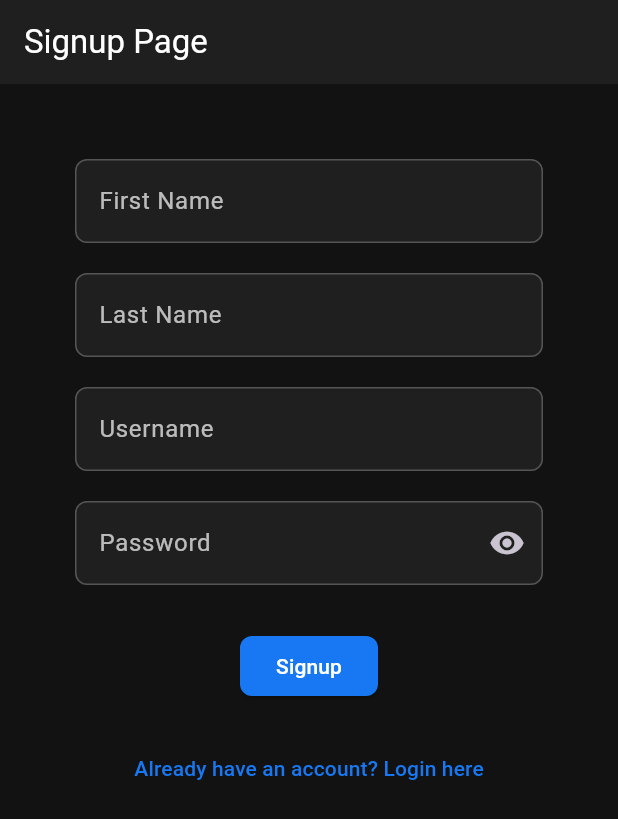
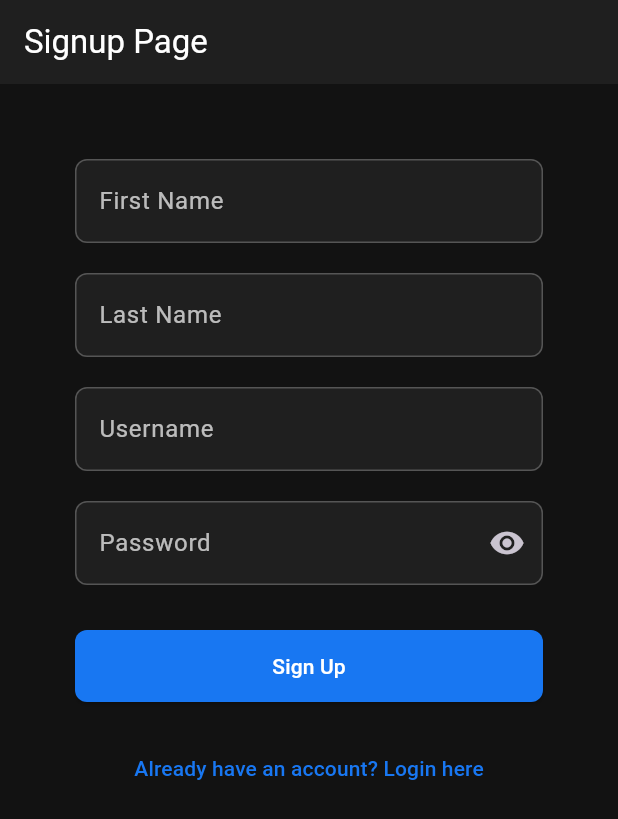
Before and after one commit to JObillo/music_app_with_login, a Flutter app: the screen it shows after launch, after a tap on "Don't have an account? Sign up", on a phone screen of 412 x 824 dp. Shown: the top 819 px of the screen. Run offline on Flutter 3.47's test engine with Material 3 defaults, Android fonts, the phone set to English and light mode, and no system bars; our stand-ins replace audioplayers, cloud_firestore, device_preview, firebase_auth, firebase_core, google_sign_in; missing offline and left inert: bcrypt; accounts and stored records are empty.

Commit message:
complete lab 7 i think

```diff
--- a/lib/login.dart
+++ b/lib/login.dart
@@ -3,6 +3,7 @@ import 'package:cloud_firestore/cloud_firestore.dart';
 import 'package:firebase_auth/firebase_auth.dart';
 import 'package:google_sign_in/google_sign_in.dart';
 import 'package:bcrypt/bcrypt.dart';
+import 'package:http/http.dart' as http;
 import 'navigation/home_page.dart';
 
 class LoginPage extends StatefulWidget {
@@ -19,13 +20,13 @@ class _LoginPageState extends State<LoginPage> {
   final FocusNode usernameFocus = FocusNode();
   final FocusNode passwordFocus = FocusNode();
 
-  bool _isLoading = false;
+  bool _isLoading = false; // username/password
+  bool _googleLoading = false; // google sign-in
   bool _obscurePassword = true;
 
   final FirebaseAuth _auth = FirebaseAuth.instance;
   final FirebaseFirestore _firestore = FirebaseFirestore.instance;
 
-  // Google Sign-In
   final GoogleSignIn _googleSignIn = GoogleSignIn(scopes: ['email']);
 
   // =========================
@@ -36,6 +37,7 @@ class _LoginPageState extends State<LoginPage> {
     final password = passwordController.text.trim();
 
     if (username.isEmpty || password.isEmpty) {
+      if (!mounted) return;
       ScaffoldMessenger.of(context).showSnackBar(
         const SnackBar(
           content: Text("Please enter username and password."),
@@ -48,7 +50,6 @@ class _LoginPageState extends State<LoginPage> {
     setState(() => _isLoading = true);
 
     try {
-      // Find user by username
       final query = await _firestore
           .collection('users')
           .where('username', isEqualTo: username)
@@ -60,14 +61,9 @@ class _LoginPageState extends State<LoginPage> {
       final data = query.docs.first.data();
       final storedHash = data['password'].toString();
 
-      bool isPasswordCorrect;
-      if (storedHash.startsWith(r'$2b$') || storedHash.startsWith(r'$2a$')) {
-        // bcrypt hashed
-        isPasswordCorrect = BCrypt.checkpw(password, storedHash);
-      } else {
-        // plain text (old)
-        isPasswordCorrect = password == storedHash;
-      }
+      final isPasswordCorrect = storedHash.startsWith(r'$2')
+          ? BCrypt.checkpw(password, storedHash)
+          : password == storedHash;
 
       if (!isPasswordCorrect) throw "Wrong password";
 
@@ -75,10 +71,7 @@ class _LoginPageState extends State<LoginPage> {
 
       ScaffoldMessenger.of(context).showSnackBar(
         SnackBar(
-          content: Text(
-            'Welcome back, ${data['firstname']}!',
-            style: const TextStyle(color: Colors.white),
-          ),
+          content: Text('Welcome back, ${data['firstname']}!'),
           backgroundColor: Colors.green,
         ),
       );
@@ -113,9 +106,11 @@ class _LoginPageState extends State<LoginPage> {
   // GOOGLE SIGN-IN
   // =========================
   Future<void> loginWithGoogle() async {
+    setState(() => _googleLoading = true);
+
     try {
       final googleUser = await _googleSignIn.signIn();
-      if (googleUser == null) return; // user canceled
+      if (googleUser == null) return;
 
       final googleAuth = await googleUser.authentication;
 
@@ -128,7 +123,6 @@ class _LoginPageState extends State<LoginPage> {
       final user = userCredential.user;
       if (user == null) return;
 
-      // Save Google user in Firestore if new
       final userRef = _firestore.collection('users').doc(user.uid);
 
       if (!(await userRef.get()).exists) {
@@ -142,24 +136,62 @@ class _LoginPageState extends State<LoginPage> {
         });
       }
 
+      // USER TOKEN RETRIEVAL
+      final token = await user.getIdToken();
+      debugPrint('Firebase User Token: $token');
+
+      // API INTEGRATION
+      if (token != null) {
+        await callProtectedApi(token);
+      }
+
       if (!mounted) return;
 
+      ScaffoldMessenger.of(context).showSnackBar(
+        SnackBar(
+          content: Text(
+            'Welcome, ${user.displayName?.split(' ').first ?? 'User'}!',
+          ),
+          backgroundColor: Colors.green,
+        ),
+      );
+
+      Future.delayed(const Duration(seconds: 1), () {
+        if (!mounted) return;
         Navigator.pushReplacement(
           context,
           MaterialPageRoute(
             builder: (_) => HomePage(
               firstname: user.displayName?.split(' ').first ?? 'Google',
-            lastname: user.displayName?.split(' ').skip(1).join(' ') ?? 'User',
+              lastname:
+                  user.displayName?.split(' ').skip(1).join(' ') ?? 'User',
               username: user.email ?? '',
+              email: user.email,
+              photoUrl: user.photoURL,
             ),
           ),
         );
+      });
     } catch (e) {
       if (!mounted) return;
       ScaffoldMessenger.of(
         context,
       ).showSnackBar(SnackBar(content: Text("Google Sign-In Failed: $e")));
+    } finally {
+      if (mounted) setState(() => _googleLoading = false);
     }
+  }
+
+  // =========================
+  // API FUNCTION
+  // =========================
+  Future<void> callProtectedApi(String token) async {
+    final response = await http.get(
+      Uri.parse('https://jsonplaceholder.typicode.com/posts/1'),
+      headers: {'Authorization': 'Bearer $token'},
+    );
+
+    debugPrint(response.body);
   }
 
   void hideKeyboard() => FocusScope.of(context).unfocus();
@@ -170,31 +202,25 @@ class _LoginPageState extends State<LoginPage> {
       appBar: AppBar(title: const Text("Login Page")),
       body: GestureDetector(
         onTap: hideKeyboard,
-        behavior: HitTestBehavior.opaque,
         child: SingleChildScrollView(
-          child: Padding(
           padding: const EdgeInsets.all(50),
           child: Column(
-              mainAxisAlignment: MainAxisAlignment.center,
             children: [
               TextField(
                 controller: usernameController,
                 focusNode: usernameFocus,
                 textInputAction: TextInputAction.next,
-                  onSubmitted: (_) {
-                    FocusScope.of(context).requestFocus(passwordFocus);
-                  },
-                  style: const TextStyle(color: Colors.white),
+                onSubmitted: (_) =>
+                    FocusScope.of(context).requestFocus(passwordFocus),
                 decoration: const InputDecoration(labelText: "Username"),
               ),
               const SizedBox(height: 20),
               TextField(
                 controller: passwordController,
                 focusNode: passwordFocus,
+                textInputAction: TextInputAction.done,
                 obscureText: _obscurePassword,
-                  textInputAction: TextInputAction.done,
                 onSubmitted: (_) => login(),
-                  style: const TextStyle(color: Colors.white),
                 decoration: InputDecoration(
                   labelText: "Password",
                   suffixIcon: IconButton(
@@ -209,18 +235,39 @@ class _LoginPageState extends State<LoginPage> {
                 ),
               ),
               const SizedBox(height: 30),
-                ElevatedButton(
+
+              // LOGIN BUTTON
+              SizedBox(
+                width: double.infinity,
+                height: 48,
+                child: ElevatedButton(
                   onPressed: _isLoading ? null : login,
                   child: _isLoading
                       ? const CircularProgressIndicator(color: Colors.white)
                       : const Text("Login"),
                 ),
-                const SizedBox(height: 20),
-                ElevatedButton.icon(
-                  onPressed: loginWithGoogle,
-                  icon: const Icon(Icons.login),
-                  label: const Text("Sign in with Google"),
               ),
+
+              const SizedBox(height: 16),
+
+              // GOOGLE BUTTON
+              SizedBox(
+                width: double.infinity,
+                height: 48,
+                child: ElevatedButton.icon(
+                  onPressed: _googleLoading ? null : loginWithGoogle,
+                  icon: _googleLoading
+                      ? const SizedBox.shrink()
+                      : Image.asset(
+                          'assets/images/google_logo.png', // official Google logo PNG
+                          height: 35,
+                        ),
+                  label: _googleLoading
+                      ? const CircularProgressIndicator(color: Colors.white)
+                      : const Text("Sign in with Google"),
+                ),
+              ),
+
               const SizedBox(height: 20),
               TextButton(
                 onPressed: () =>
@@ -231,7 +278,6 @@ class _LoginPageState extends State<LoginPage> {
           ),
         ),
       ),
-      ),
     );
   }
 }
--- a/lib/signup.dart
+++ b/lib/signup.dart
@@ -166,11 +166,17 @@ class _SignupPageState extends State<SignupPage> {
                   ),
                 ),
                 const SizedBox(height: 30),
-                ElevatedButton(
-                  onPressed: _isLoading ? null : signUp,
-                  child: _isLoading
-                      ? const CircularProgressIndicator(color: Colors.white)
-                      : const Text("Signup"),
+
+                // LOGIN BUTTON
+                SizedBox(
+                  width: double.infinity,
+                  height: 48,
+                  child: ElevatedButton(
+                    onPressed: _isLoading ? null : signUp,
+                    child: _isLoading
+                        ? const CircularProgressIndicator(color: Colors.white)
+                        : const Text("Sign Up"),
+                  ),
                 ),
                 const SizedBox(height: 20),
                 TextButton(
--- a/lib/widgets/app_drawer.dart
+++ b/lib/widgets/app_drawer.dart
@@ -93,7 +93,7 @@ class AppDrawer extends StatelessWidget {
                         usernameOrEmail,
                         style: const TextStyle(
                           color: Colors.white70,
-                          fontSize: 14,
+                          fontSize: 10,
                         ),
                       ),
                     ],
--- a/pubspec.yaml
+++ b/pubspec.yaml
@@ -41,6 +41,7 @@ dependencies:
   bcrypt: ^1.1.3
   google_sign_in: ^6.1.0
   firebase_auth: ^6.1.2
+  http: ^1.2.1
 
 dev_dependencies:
   flutter_test:
```
Also changed, not shown: assets/images/google_logo.png (added), pubspec.lock, 1 other file. Lines whose indentation alone changed are shown as unchanged.
